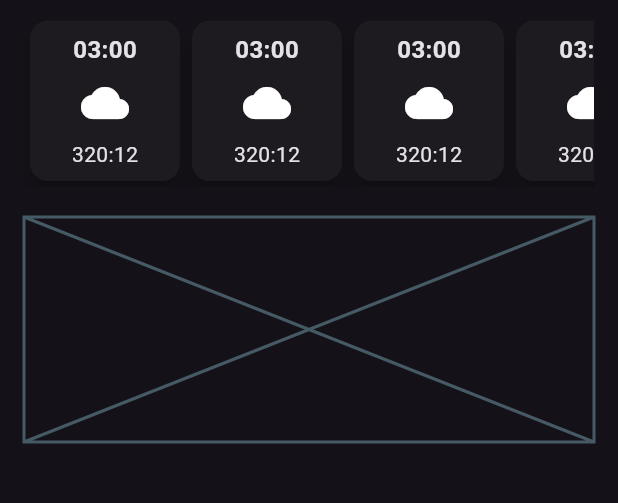
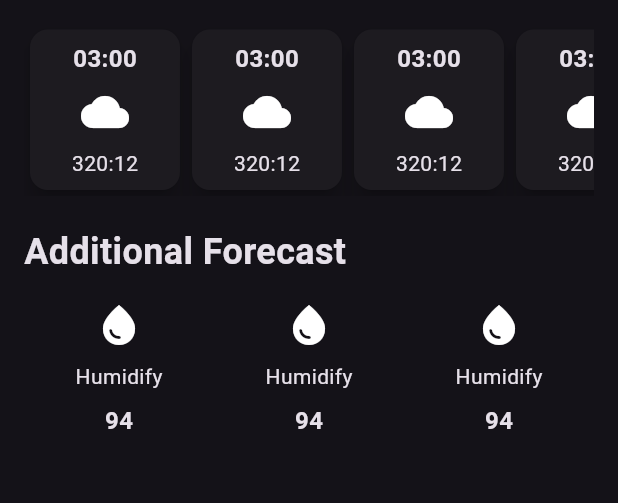
Before and after one commit to AfiqZaidin03/weather_app, a Flutter app: the screen it shows after launch, on a phone screen of 412 x 824 dp, the part 506-1009 px from its top. Run offline on Flutter 3.47's test engine with Material 3 defaults, Android fonts, the phone set to English and light mode, and no system bars.

Commit message:
[4] Create new widget file
New widget for additional info item

```diff
--- /dev/null
+++ b/lib/additional_info_item.dart
@@ -0,0 +1,31 @@
+import 'package:flutter/material.dart';
+
+class AdditionalInfoItem extends StatelessWidget {
+  const AdditionalInfoItem({
+    super.key,
+  });
+
+  @override
+  Widget build(BuildContext context) {
+    return const Column(
+      children: [
+        Icon(
+          Icons.water_drop,
+          size: 32,
+        ),
+        SizedBox(height: 8),
+        Text(
+          'Humidify',
+        ),
+        SizedBox(height: 8),
+        Text(
+          '94',
+          style: TextStyle(
+            fontSize: 16,
+            fontWeight: FontWeight.bold,
+          ),
+        ),
+      ],
+    );
+  }
+}
--- /dev/null
+++ b/lib/hourly_forecast_item.dart
@@ -0,0 +1,39 @@
+import 'package:flutter/material.dart';
+
+class HourlyForecastItem extends StatelessWidget {
+  const HourlyForecastItem({super.key});
+
+  @override
+  Widget build(BuildContext context) {
+    return Card(
+      elevation: 6,
+      child: Container(
+        width: 100,
+        padding: const EdgeInsets.all(8),
+        decoration: BoxDecoration(
+          borderRadius: BorderRadius.circular(12),
+        ),
+        child: const Column(
+          children: [
+            Text(
+              '03:00',
+              style: TextStyle(
+                fontSize: 16,
+                fontWeight: FontWeight.bold,
+              ),
+            ),
+            SizedBox(height: 8),
+            Icon(
+              Icons.cloud,
+              size: 32,
+            ),
+            SizedBox(height: 8),
+            Text(
+              '320:12',
+            ),
+          ],
+        ),
+      ),
+    );
+  }
+}
--- a/lib/weather_screen.dart
+++ b/lib/weather_screen.dart
@@ -1,6 +1,8 @@
 import 'dart:ui';
 
 import 'package:flutter/material.dart';
+import 'package:weather_app/additional_info_item.dart';
+import 'package:weather_app/hourly_forecast_item.dart';
 
 class WeatherScreen extends StatelessWidget {
   const WeatherScreen({super.key});
@@ -79,7 +81,7 @@ class WeatherScreen extends StatelessWidget {
                 fontWeight: FontWeight.bold,
               ),
             ),
-            const SizedBox(height: 10),
+            const SizedBox(height: 16),
             const SingleChildScrollView(
               scrollDirection: Axis.horizontal,
               child: Row(
@@ -94,50 +96,25 @@ class WeatherScreen extends StatelessWidget {
             ),
             const SizedBox(height: 20),
             // additional information
-            const Placeholder(
-              fallbackHeight: 150,
+            const Text(
+              'Additional Forecast',
+              style: TextStyle(
+                fontSize: 24,
+                fontWeight: FontWeight.bold,
+              ),
             ),
+            const SizedBox(height: 16),
+            const Row(
+              mainAxisAlignment: MainAxisAlignment.spaceAround,
+              children: [
+                AdditionalInfoItem(),
+                AdditionalInfoItem(),
+                AdditionalInfoItem(),
+              ],
+            )
           ],
         ),
       ),
     );
   }
 }
-
-class HourlyForecastItem extends StatelessWidget {
-  const HourlyForecastItem({super.key});
-
-  @override
-  Widget build(BuildContext context) {
-    return Card(
-      elevation: 6,
-      child: Container(
-        width: 100,
-        padding: const EdgeInsets.all(8),
-        decoration: BoxDecoration(
-          borderRadius: BorderRadius.circular(12),
-        ),
-        child: const Column(
-          children: [
-            Text(
-              '03:00',
-              style: TextStyle(
-                fontSize: 16,
-                fontWeight: FontWeight.bold,
-              ),
-            ),
-            SizedBox(height: 8),
-            Icon(
-              Icons.cloud,
-              size: 32,
-            ),
-            SizedBox(height: 8),
-            Text(
-              '320:12',
-            ),
-          ],
-        ),
-      ),
-    );
-  }
-}
```
